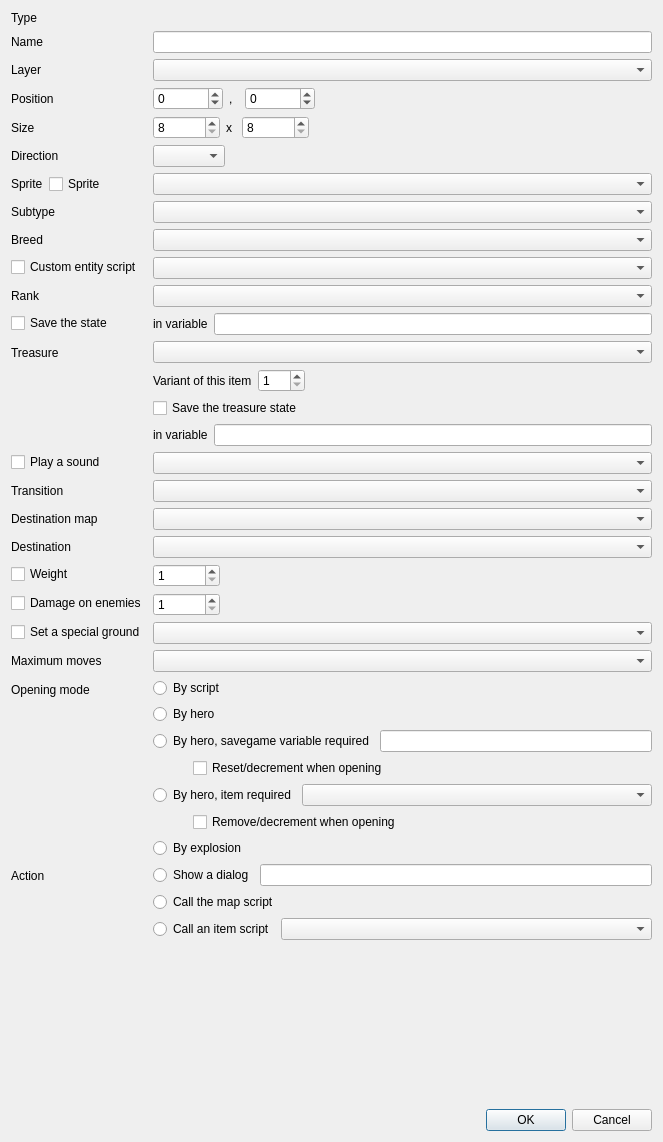
This is src/gui/edit_entity_dialog.ui in solarus-games/solarus-quest-editor as Qt 5 draws it before an edit. The edited form follows.
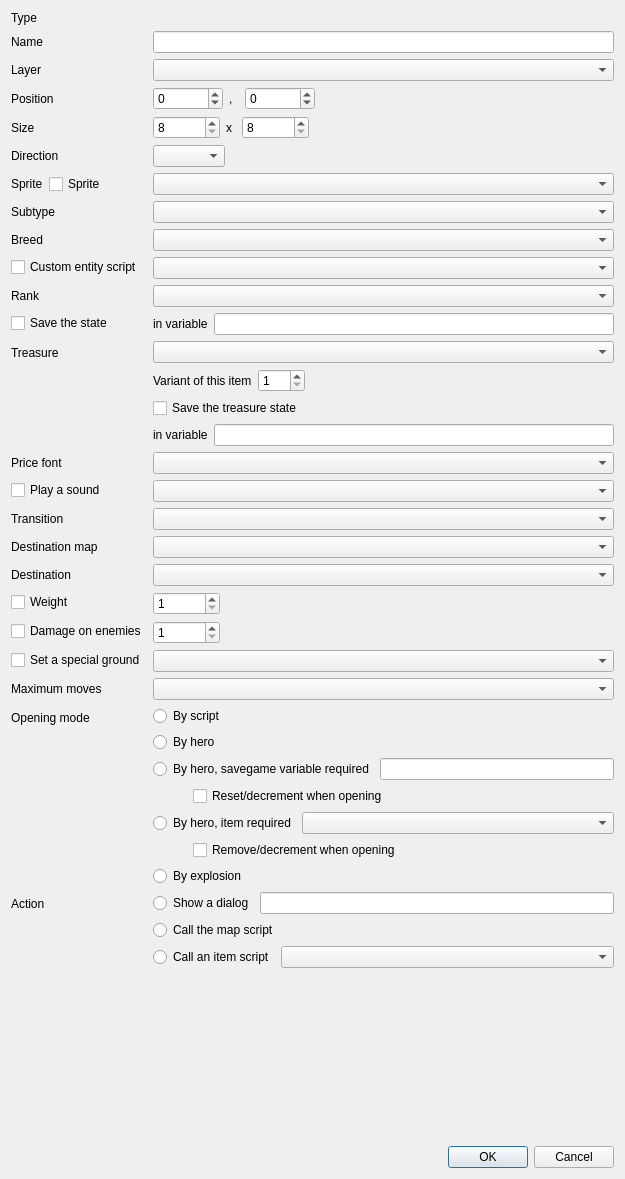
This is the edited form. Custom widgets are drawn as their Qt base class.

Commit message: Add a shop treasure font field to the gui

Diff of the .ui file:
```diff
--- a/src/gui/edit_entity_dialog.ui
+++ b/src/gui/edit_entity_dialog.ui
@@ -6,8 +6,8 @@
    <rect>
     <x>0</x>
     <y>0</y>
-    <width>663</width>
-    <height>1142</height>
+    <width>625</width>
+    <height>1179</height>
    </rect>
   </property>
   <property name="sizePolicy">
@@ -484,53 +484,63 @@
       </widget>
      </item>
      <item row="13" column="0">
+      <widget class="QLabel" name="font_label">
+       <property name="text">
+        <string>Price font</string>
+       </property>
+      </widget>
+     </item>
+     <item row="13" column="1">
+      <widget class="ResourceSelector" name="font_field"/>
+     </item>
+     <item row="14" column="0">
       <widget class="QCheckBox" name="sound_checkbox">
        <property name="text">
         <string>Play a sound</string>
        </property>
       </widget>
      </item>
-     <item row="13" column="1">
+     <item row="14" column="1">
       <widget class="ResourceSelector" name="sound_field"/>
      </item>
-     <item row="14" column="0">
+     <item row="15" column="0">
       <widget class="QLabel" name="transition_label">
        <property name="text">
         <string>Transition</string>
        </property>
       </widget>
      </item>
-     <item row="14" column="1">
+     <item row="15" column="1">
       <widget class="EnumSelector&lt;TransitionStyle&gt;" name="transition_field"/>
      </item>
-     <item row="15" column="0">
+     <item row="16" column="0">
       <widget class="QLabel" name="destination_map_label">
        <property name="text">
         <string>Destination map</string>
        </property>
       </widget>
      </item>
-     <item row="15" column="1">
+     <item row="16" column="1">
       <widget class="ResourceSelector" name="destination_map_field"/>
      </item>
-     <item row="16" column="0">
+     <item row="17" column="0">
       <widget class="QLabel" name="destination_label">
        <property name="text">
         <string>Destination</string>
        </property>
       </widget>
      </item>
-     <item row="16" column="1">
+     <item row="17" column="1">
       <widget class="EntitySelector" name="destination_field"/>
      </item>
-     <item row="17" column="0">
+     <item row="18" column="0">
       <widget class="QCheckBox" name="weight_checkbox">
        <property name="text">
         <string>Weight</string>
        </property>
       </widget>
      </item>
-     <item row="17" column="1">
+     <item row="18" column="1">
       <widget class="QWidget" name="weight_layout" native="true">
        <layout class="QHBoxLayout" name="horizontalLayout_3">
         <property name="leftMargin">
@@ -577,14 +587,14 @@
        </layout>
       </widget>
      </item>
-     <item row="18" column="0">
+     <item row="19" column="0">
       <widget class="QCheckBox" name="damage_on_enemies_checkbox">
        <property name="text">
         <string>Damage on enemies</string>
        </property>
       </widget>
      </item>
-     <item row="18" column="1">
+     <item row="19" column="1">
       <widget class="QWidget" name="damage_on_enemies_layout" native="true">
        <layout class="QHBoxLayout" name="horizontalLayout_4">
         <property name="leftMargin">
@@ -631,27 +641,34 @@
        </layout>
       </widget>
      </item>
-     <item row="19" column="0">
+     <item row="20" column="0">
       <widget class="QCheckBox" name="ground_checkbox">
        <property name="text">
         <string>Set a special ground</string>
        </property>
       </widget>
      </item>
-     <item row="19" column="1">
+     <item row="20" column="1">
       <widget class="EnumSelector&lt;Ground&gt;" name="ground_field"/>
      </item>
-     <item row="20" column="0">
+     <item row="21" column="0">
       <widget class="QLabel" name="maximum_moves_label">
        <property name="text">
         <string>Maximum moves</string>
        </property>
       </widget>
      </item>
-     <item row="20" column="1">
-      <widget class="QComboBox" name="maximum_moves_field"/>
-     </item>
      <item row="21" column="1">
+      <widget class="QComboBox" name="maximum_moves_field"/>
+     </item>
+     <item row="22" column="0">
+      <widget class="QLabel" name="opening_method_label">
+       <property name="text">
+        <string>Opening mode</string>
+       </property>
+      </widget>
+     </item>
+     <item row="22" column="1">
       <widget class="QWidget" name="opening_method_layout" native="true">
        <layout class="QVBoxLayout" name="verticalLayout">
         <property name="leftMargin">
@@ -779,21 +796,14 @@
        </layout>
       </widget>
      </item>
-     <item row="21" column="0">
-      <widget class="QLabel" name="opening_method_label">
-       <property name="text">
-        <string>Opening mode</string>
-       </property>
-      </widget>
-     </item>
-     <item row="22" column="0">
+     <item row="23" column="0">
       <widget class="QLabel" name="behavior_label">
        <property name="text">
         <string>Action</string>
        </property>
       </widget>
      </item>
-     <item row="22" column="1">
+     <item row="23" column="1">
       <widget class="QWidget" name="behavior_layout" native="true">
        <layout class="QVBoxLayout" name="layout_5">
         <property name="leftMargin">
```
The commit also changes 2 other files.
